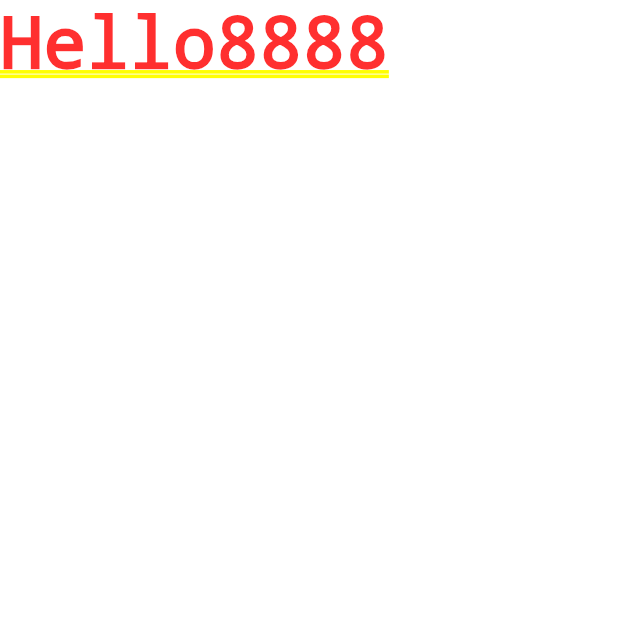
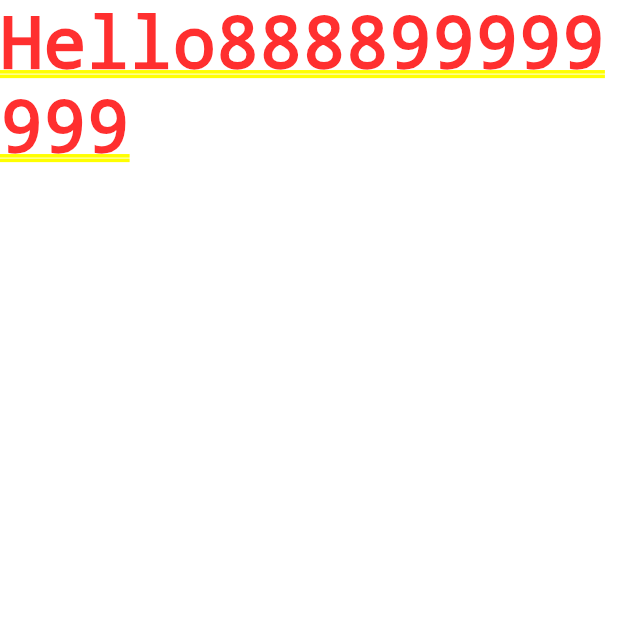
Before and after one commit to ponganan/myapp, a Flutter app: the screen it shows after launch, on a phone screen of 412 x 824 dp, the top half of it. Run offline on Flutter 3.47's test engine with Material 2 defaults, Android fonts, the phone set to English and light mode, and no system bars.

Commit message:
change text2

```diff
--- a/lib/main.dart
+++ b/lib/main.dart
@@ -7,7 +7,7 @@ void main() {
 class MyApp extends StatelessWidget {
   Widget build(BuildContext context) {
     return MaterialApp(
-      home: Text('Hello8888'),
+      home: Text('Hello888899999999'),
     );
   }
 }
```
Also changed, not shown: pubspec.lock, 1 other file.
